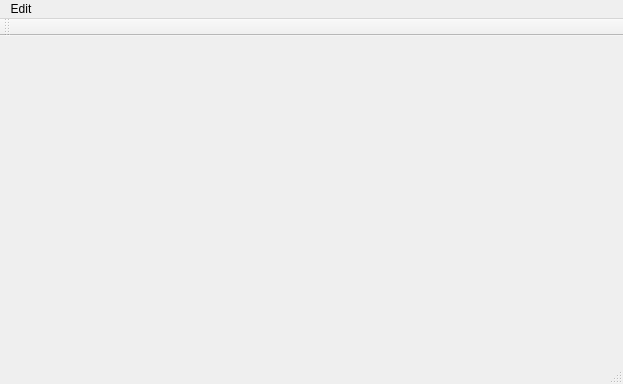
First picture: the form in LargeCockCollider/Interface/mainwindow.ui, repository IsI-Winerz/I-lesser-than-3-Cock, before the edit.
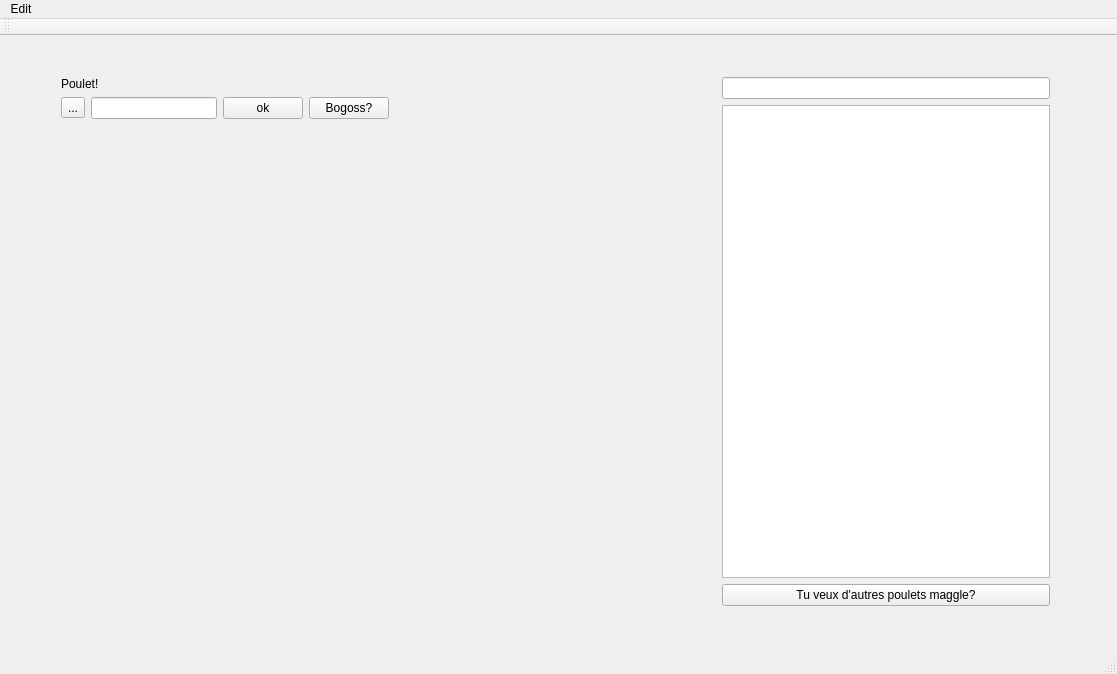
Second picture: the form after the edit.

```diff
--- a/LargeCockCollider/Interface/mainwindow.ui
+++ b/LargeCockCollider/Interface/mainwindow.ui
@@ -2,24 +2,198 @@
 <ui version="4.0">
  <class>MainWindow</class>
  <widget class="QMainWindow" name="MainWindow">
+  <property name="enabled">
+   <bool>true</bool>
+  </property>
   <property name="geometry">
    <rect>
     <x>0</x>
     <y>0</y>
-    <width>623</width>
-    <height>384</height>
+    <width>1117</width>
+    <height>674</height>
    </rect>
   </property>
+  <property name="minimumSize">
+   <size>
+    <width>722</width>
+    <height>0</height>
+   </size>
+  </property>
   <property name="windowTitle">
    <string>MainWindow</string>
   </property>
-  <widget class="QWidget" name="centralWidget"/>
+  <widget class="QWidget" name="centralWidget">
+   <widget class="QWidget" name="horizontalLayoutWidget_3">
+    <property name="geometry">
+     <rect>
+      <x>30</x>
+      <y>10</y>
+      <width>1051</width>
+      <height>591</height>
+     </rect>
+    </property>
+    <layout class="QHBoxLayout" name="horizontalLayout_5">
+     <item>
+      <layout class="QVBoxLayout" name="verticalLayout">
+       <item>
+        <spacer name="horizontalSpacer">
+         <property name="orientation">
+          <enum>Qt::Horizontal</enum>
+         </property>
+         <property name="sizeHint" stdset="0">
+          <size>
+           <width>40</width>
+           <height>20</height>
+          </size>
+         </property>
+        </spacer>
+       </item>
+       <item>
+        <layout class="QHBoxLayout" name="horizontalLayout_3">
+         <item>
+          <spacer name="verticalSpacer">
+           <property name="orientation">
+            <enum>Qt::Vertical</enum>
+           </property>
+           <property name="sizeHint" stdset="0">
+            <size>
+             <width>20</width>
+             <height>40</height>
+            </size>
+           </property>
+          </spacer>
+         </item>
+         <item>
+          <layout class="QVBoxLayout" name="verticalLayout_4">
+           <item>
+            <widget class="QLabel" name="label_3">
+             <property name="text">
+              <string>Poulet!</string>
+             </property>
+            </widget>
+           </item>
+           <item>
+            <layout class="QVBoxLayout" name="verticalLayout_5">
+             <item>
+              <layout class="QHBoxLayout" name="horizontalLayout_4">
+               <item>
+                <widget class="QToolButton" name="object_path_button">
+                 <property name="text">
+                  <string>...</string>
+                 </property>
+                </widget>
+               </item>
+               <item>
+                <widget class="QLineEdit" name="object_path"/>
+               </item>
+               <item>
+                <widget class="QPushButton" name="pushButton">
+                 <property name="text">
+                  <string>ok</string>
+                 </property>
+                </widget>
+               </item>
+               <item>
+                <widget class="QPushButton" name="Refresh_button">
+                 <property name="text">
+                  <string>Bogoss?</string>
+                 </property>
+                </widget>
+               </item>
+              </layout>
+             </item>
+            </layout>
+           </item>
+           <item>
+            <spacer name="verticalSpacer_2">
+             <property name="orientation">
+              <enum>Qt::Vertical</enum>
+             </property>
+             <property name="sizeHint" stdset="0">
+              <size>
+               <width>20</width>
+               <height>40</height>
+              </size>
+             </property>
+            </spacer>
+           </item>
+           <item>
+            <widget class="QWidget" name="object_image" native="true"/>
+           </item>
+          </layout>
+         </item>
+         <item>
+          <spacer name="horizontalSpacer_2">
+           <property name="orientation">
+            <enum>Qt::Horizontal</enum>
+           </property>
+           <property name="sizeHint" stdset="0">
+            <size>
+             <width>40</width>
+             <height>20</height>
+            </size>
+           </property>
+          </spacer>
+         </item>
+         <item>
+          <layout class="QVBoxLayout" name="verticalLayout_6">
+           <item>
+            <widget class="QLineEdit" name="object_name"/>
+           </item>
+           <item>
+            <widget class="QTextEdit" name="object_description"/>
+           </item>
+           <item>
+            <widget class="QPushButton" name="tveuxdotrespoulet">
+             <property name="text">
+              <string>Tu veux d'autres poulets maggle?</string>
+             </property>
+            </widget>
+           </item>
+          </layout>
+         </item>
+         <item>
+          <layout class="QHBoxLayout" name="horizontalLayout_2"/>
+         </item>
+         <item>
+          <spacer name="verticalSpacer_3">
+           <property name="orientation">
+            <enum>Qt::Vertical</enum>
+           </property>
+           <property name="sizeHint" stdset="0">
+            <size>
+             <width>20</width>
+             <height>40</height>
+            </size>
+           </property>
+          </spacer>
+         </item>
+        </layout>
+       </item>
+       <item>
+        <spacer name="horizontalSpacer_3">
+         <property name="orientation">
+          <enum>Qt::Horizontal</enum>
+         </property>
+         <property name="sizeHint" stdset="0">
+          <size>
+           <width>40</width>
+           <height>20</height>
+          </size>
+         </property>
+        </spacer>
+       </item>
+      </layout>
+     </item>
+    </layout>
+   </widget>
+  </widget>
   <widget class="QMenuBar" name="menuBar">
    <property name="geometry">
     <rect>
      <x>0</x>
      <y>0</y>
-     <width>623</width>
+     <width>1117</width>
      <height>25</height>
     </rect>
    </property>
```
Left out of the diff: 24 changed lines with no effect on the pictures.
